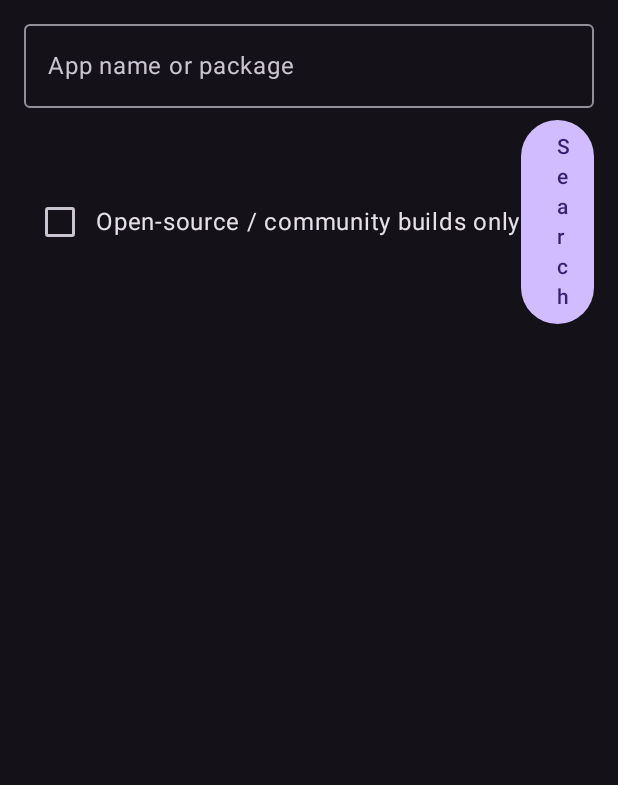
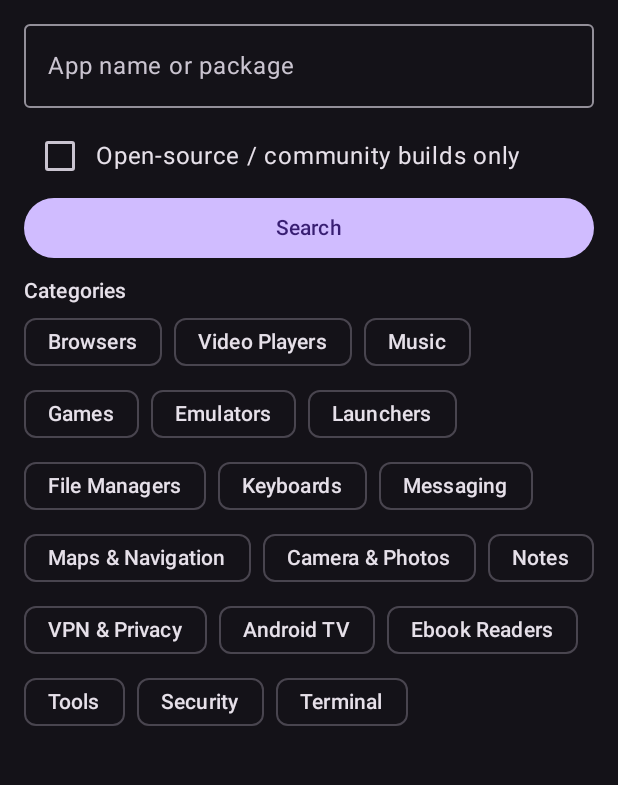
Before and after one commit to KRAN-K/2pctApkFinder, an Android app built with Jetpack Compose: the screen it shows after launch (MainActivity), on a phone screen of 412 x 824 dp, the part 78-863 px from its top. Run offline under Robolectric (Android 15) with nearby library versions, the phone set to English and light mode, and no system bars.

Commit message:
Add full-width Search button, keyboard search, category chips
Co-Authored-By: Claude Sonnet 5.5 <noreply@anthropic.com>
Claude-Session: https://claude.ai/code/session_01G5MyH9W31E3TRC4uK57awC

```diff
--- a/app/build.gradle.kts
+++ b/app/build.gradle.kts
@@ -9,8 +9,8 @@ android {
         applicationId = "com.twopct.apkfinder"
         minSdk = 24
         targetSdk = 34
-        versionCode = 1
-        versionName = "1.0"
+        versionCode = 2
+        versionName = "1.1"
     }
     buildFeatures { compose = true }
     composeOptions { kotlinCompilerExtensionVersion = "1.5.14" }
--- a/app/src/main/java/com/twopct/apkfinder/MainActivity.kt
+++ b/app/src/main/java/com/twopct/apkfinder/MainActivity.kt
@@ -5,7 +5,10 @@ import android.net.Uri
 import android.os.Bundle
 import androidx.activity.ComponentActivity
 import androidx.activity.compose.setContent
-import androidx.compose.foundation.clickable
+import androidx.compose.foundation.ExperimentalLayoutApi
+import androidx.compose.foundation.text.KeyboardActions
+import androidx.compose.foundation.text.KeyboardOptions
+import androidx.compose.ui.text.input.ImeAction
 import androidx.compose.foundation.layout.*
 import androidx.compose.foundation.lazy.LazyColumn
 import androidx.compose.foundation.lazy.items
@@ -26,6 +29,16 @@ class MainActivity : ComponentActivity() {
     }
 }
 
+val categories = mapOf(
+    "Browsers" to "browser", "Video Players" to "video player", "Music" to "music player",
+    "Games" to "game", "Emulators" to "emulator", "Launchers" to "launcher",
+    "File Managers" to "file manager", "Keyboards" to "keyboard", "Messaging" to "messenger",
+    "Maps & Navigation" to "maps", "Camera & Photos" to "camera", "Notes" to "notes",
+    "VPN & Privacy" to "vpn", "Android TV" to "android tv", "Ebook Readers" to "ebook reader",
+    "Tools" to "tools", "Security" to "security", "Terminal" to "terminal"
+)
+
+@OptIn(ExperimentalLayoutApi::class)
 @Composable
 fun Screen() {
     val ctx = LocalContext.current
@@ -55,12 +68,19 @@ fun Screen() {
     Column(Modifier.padding(16.dp).statusBarsPadding()) {
         Text("2% APK Finder", style = MaterialTheme.typography.headlineMedium)
         OutlinedTextField(query, { query = it }, Modifier.fillMaxWidth().padding(vertical = 8.dp),
-            label = { Text("App name or package") }, singleLine = true)
+            label = { Text("App name or package") }, singleLine = true,
+            keyboardOptions = KeyboardOptions(imeAction = ImeAction.Search),
+            keyboardActions = KeyboardActions(onSearch = { search() }))
         Row(verticalAlignment = Alignment.CenterVertically) {
             Checkbox(openSourceOnly, { openSourceOnly = it })
             Text("Open-source / community builds only")
-            Spacer(Modifier.weight(1f))
-            Button(onClick = { search() }) { Text("Search") }
+        }
+        Button(onClick = { search() }, Modifier.fillMaxWidth()) { Text("Search") }
+        Text("Categories", style = MaterialTheme.typography.titleSmall, modifier = Modifier.padding(top = 8.dp))
+        FlowRow(horizontalArrangement = Arrangement.spacedBy(8.dp)) {
+            categories.forEach { (label, term) ->
+                AssistChip(onClick = { query = term; search() }, label = { Text(label) })
+            }
         }
         if (loading) LinearProgressIndicator(Modifier.fillMaxWidth())
         error?.let { Text(it, color = MaterialTheme.colorScheme.error) }
```
